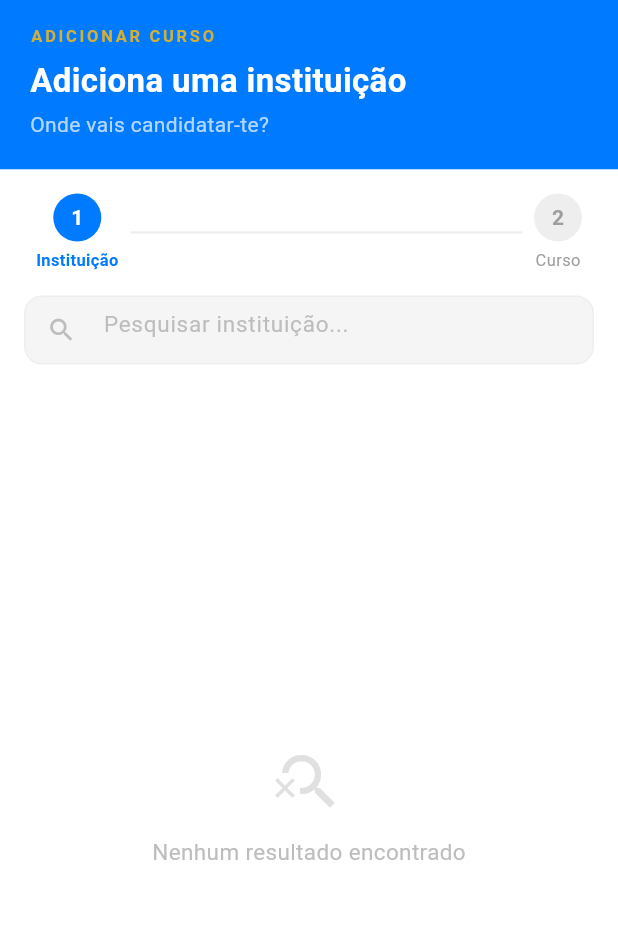
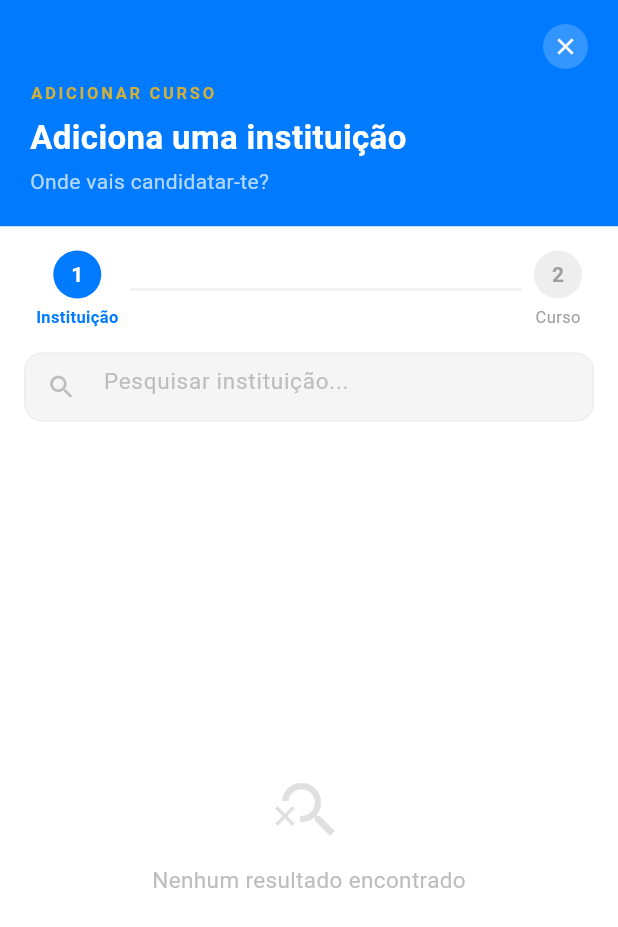
Before and after one commit to Guarnete/a-prova-app, a Flutter app: the OnboardingScreen screen opened directly, on a phone screen of 412 x 824 dp. Shown: the top 927 px of the screen. Run offline on Flutter 3.47's test engine with Material 3 defaults, Android fonts, the phone set to English and light mode, and no system bars; our stand-ins replace cloud_firestore, firebase_auth, firebase_core; accounts and stored records are empty.

Commit message:
✅ FASE 4 (52%): Botão fechar no Onboarding modo adicionar

```diff
--- a/lib/screens/onboarding_screen.dart
+++ b/lib/screens/onboarding_screen.dart
@@ -206,6 +206,24 @@ class _OnboardingScreenState extends State<OnboardingScreen> {
               ),
             ),
             const SizedBox(height: 12),
+          ],
+          // Botão fechar (apenas em modo adicionar, passo 1)
+          if (_passo == 1 && widget.modoAdicionar) ...[
+            Align(
+              alignment: Alignment.topRight,
+              child: GestureDetector(
+                onTap: () => Navigator.pop(context),
+                child: Container(
+                  padding: const EdgeInsets.all(6),
+                  decoration: BoxDecoration(
+                    color: Colors.white.withValues(alpha: 0.2),
+                    shape: BoxShape.circle,
+                  ),
+                  child: const Icon(Icons.close, color: Colors.white, size: 18),
+                ),
+              ),
+            ),
+            const SizedBox(height: 8),
           ],
           Text(
             _passo == 1
```
